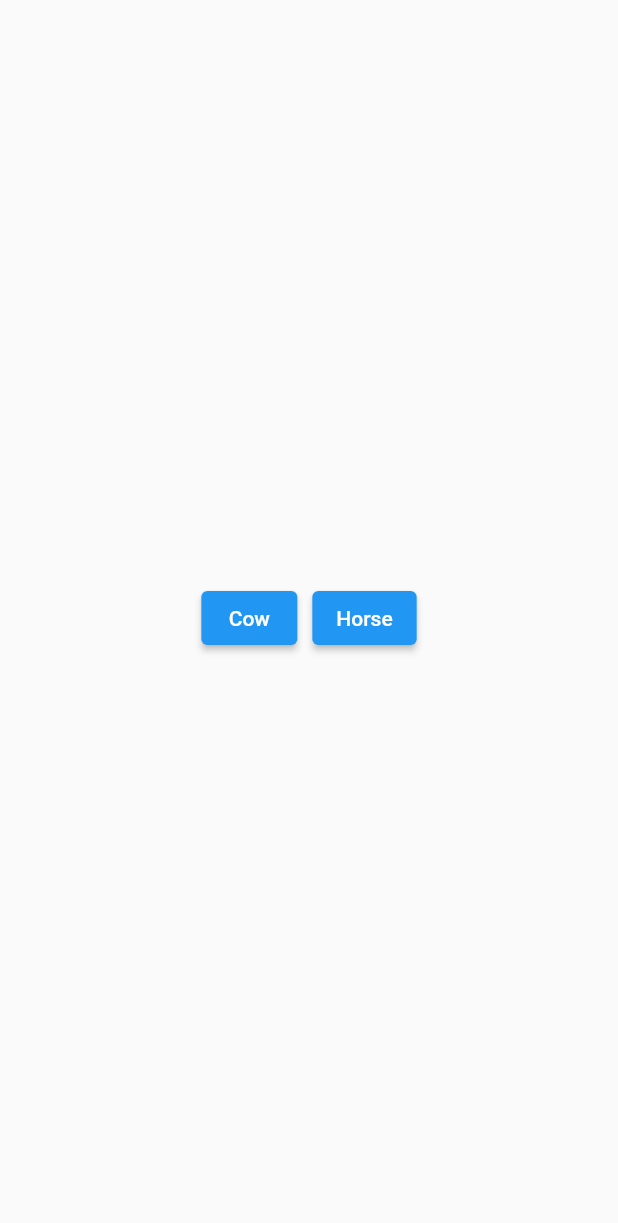
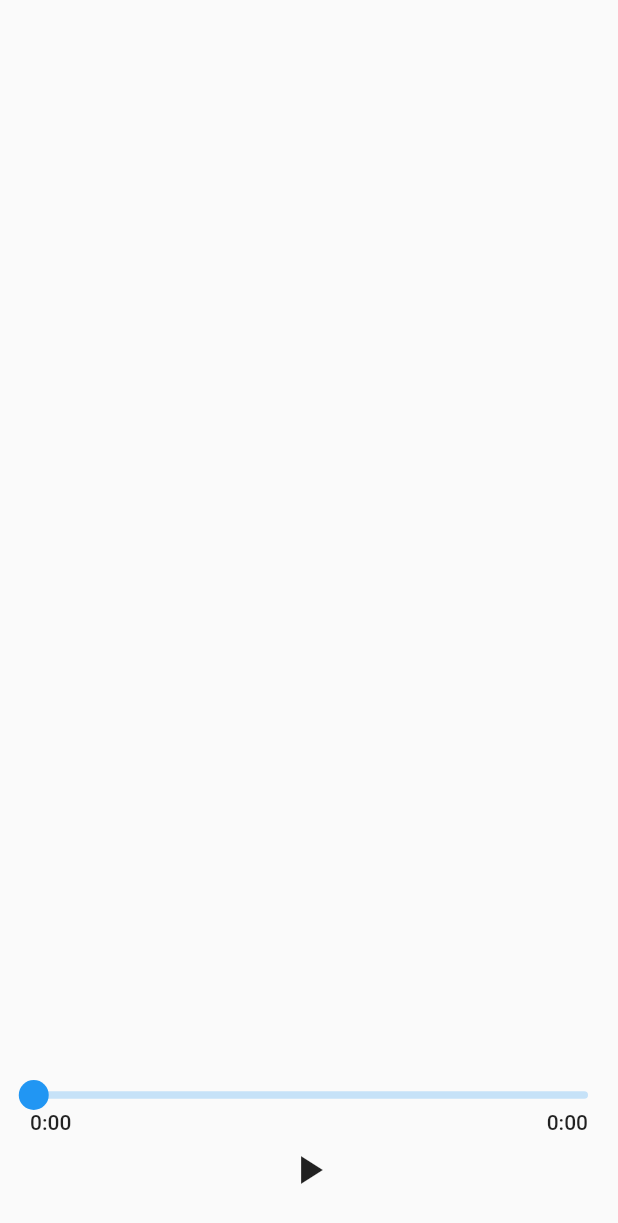
Before and after one commit to SOG-web/simplemusic, a Flutter app: the screen it shows after launch, on a phone screen of 412 x 824 dp. Shown: the top 1223 px of the screen. Run offline on Flutter 3.47's test engine with Material 2 defaults, Android fonts, the phone set to English and light mode, and no system bars; drawn by our look-alikes of audio_video_progress_bar; our stand-ins replace just_audio.

Commit message:
player with progress bar, play and pause working

```diff
--- a/lib/main.dart
+++ b/lib/main.dart
@@ -1,28 +1,28 @@
+import 'package:audio_video_progress_bar/audio_video_progress_bar.dart';
 import 'package:flutter/material.dart';
-import 'package:just_audio/just_audio.dart';
+import 'page_manager.dart';
 
-void main() => runApp(MyApp());
+void main() => runApp(const MyApp());
 
 class MyApp extends StatefulWidget {
+  const MyApp({Key? key}) : super(key: key);
+
   @override
   _MyAppState createState() => _MyAppState();
 }
 
 class _MyAppState extends State<MyApp> {
-  late AudioPlayer player;
-  late AudioPlayer player2;
+  late final PageManager _pageManager;
 
   @override
   void initState() {
     super.initState();
-    player = AudioPlayer();
-    player2 = AudioPlayer();
+    _pageManager = PageManager();
   }
 
   @override
   void dispose() {
-    player.dispose();
-    player2.dispose();
+    _pageManager.dispose();
     super.dispose();
   }
 
@@ -30,30 +30,46 @@ class _MyAppState extends State<MyApp> {
   Widget build(BuildContext context) {
     return MaterialApp(
       home: Scaffold(
-        body: Center(
-          child: Row(
-            mainAxisAlignment: MainAxisAlignment.center,
+        body: Padding(
+          padding: const EdgeInsets.all(20.0),
+          child: Column(
             children: [
-              ElevatedButton(
-                onPressed: () async {
-                  // await player.setAsset('assets/audio/moo.mp3'); // play form assets folder
-                  const url =
-                      'https://www.applesaucekids.com/sound%20effects/moo.mp3';
-                  await player.setUrl(url);
-                  player.play();
+              const Spacer(),
+              ValueListenableBuilder<ProgressBarState>(
+                valueListenable: _pageManager.progressNotifier,
+                builder: (_, value, __) {
+                  return ProgressBar(
+                    progress: value.current,
+                    buffered: value.buffered,
+                    total: value.total,
+                  );
                 },
-                child: const Text('Cow'),
               ),
-              const SizedBox(width: 10),
-              ElevatedButton(
-                onPressed: () async {
-                  // await player.setAsset('assets/audio/horse.mp3'); // play form assets folder
-                  const url =
-                      'https://www.applesaucekids.com/sound%20effects/horse_whinney_2.mp3';
-                  await player2.setUrl(url);
-                  player2.play();
+              ValueListenableBuilder<ButtonState>(
+                valueListenable: _pageManager.buttonNotifier,
+                builder: (_, value, __) {
+                  switch (value) {
+                    case ButtonState.loading:
+                      return Container(
+                        margin: const EdgeInsets.all(8.0),
+                        width: 32.0,
+                        height: 32.0,
+                        child: const CircularProgressIndicator(),
+                      );
+                    case ButtonState.paused:
+                      return IconButton(
+                        icon: const Icon(Icons.play_arrow),
+                        iconSize: 32.0,
+                        onPressed: _pageManager.play,
+                      );
+                    case ButtonState.playing:
+                      return IconButton(
+                        icon: const Icon(Icons.pause),
+                        iconSize: 32.0,
+                        onPressed: _pageManager.pause,
+                      );
+                  }
                 },
-                child: const Text('Horse'),
               ),
             ],
           ),
--- /dev/null
+++ b/lib/page_manager.dart
@@ -0,0 +1,95 @@
+import 'package:flutter/material.dart';
+import 'package:just_audio/just_audio.dart';
+
+class PageManager {
+  final progressNotifier = ValueNotifier<ProgressBarState>(
+    ProgressBarState(
+      current: Duration.zero,
+      buffered: Duration.zero,
+      total: Duration.zero,
+    ),
+  );
+  final buttonNotifier = ValueNotifier<ButtonState>(ButtonState.paused);
+
+  static const url =
+      'https://www.soundhelix.com/examples/mp3/SoundHelix-Song-2.mp3';
+
+  late AudioPlayer _audioPlayer;
+
+  PageManager() {
+    _init();
+  }
+
+  void _init() async {
+    _audioPlayer = AudioPlayer();
+    await _audioPlayer.setUrl(url);
+    _audioPlayer.playerStateStream.listen((playerState) {
+      // log('loading 1');
+      final isPlaying = playerState.playing;
+      final processingState = playerState.processingState;
+      if (processingState == ProcessingState.loading ||
+          processingState == ProcessingState.buffering) {
+        // log('loading 2');
+        buttonNotifier.value = ButtonState.loading;
+      } else if (!isPlaying) {
+        buttonNotifier.value = ButtonState.paused;
+        // log('loading 3');
+      } else {
+        buttonNotifier.value = ButtonState.playing;
+        // log('loading 4');
+      }
+    });
+
+    _audioPlayer.positionStream.listen((position) {
+      final oldState = progressNotifier.value;
+      progressNotifier.value = ProgressBarState(
+        current: position,
+        buffered: oldState.buffered,
+        total: oldState.total,
+      );
+    });
+
+    _audioPlayer.bufferedPositionStream.listen((bufferedPosition) {
+      final oldState = progressNotifier.value;
+      progressNotifier.value = ProgressBarState(
+        current: oldState.current,
+        buffered: bufferedPosition,
+        total: oldState.total,
+      );
+    });
+
+    _audioPlayer.durationStream.listen((totalDuration) {
+      final oldState = progressNotifier.value;
+      progressNotifier.value = ProgressBarState(
+        current: oldState.current,
+        buffered: oldState.buffered,
+        total: totalDuration ?? Duration.zero,
+      );
+    });
+  }
+
+  void dispose() {
+    _audioPlayer.dispose();
+  }
+
+  void play() {
+    _audioPlayer.play();
+  }
+
+  void pause() {
+    _audioPlayer.pause();
+  }
+}
+
+class ProgressBarState {
+  ProgressBarState({
+    required this.current,
+    required this.buffered,
+    required this.total,
+  });
+  final Duration current;
+  final Duration buffered;
+  final Duration total;
+}
+
+enum ButtonState { paused, playing, loading }
--- a/pubspec.yaml
+++ b/pubspec.yaml
@@ -34,6 +34,7 @@ dependencies:
   # Use with the CupertinoIcons class for iOS style icons.
   cupertino_icons: ^1.0.2
   just_audio: ^0.9.28
+  audio_video_progress_bar: ^0.10.0
 
 dev_dependencies:
   flutter_test:
```
Also changed, not shown: pubspec.lock, 2 other files.
